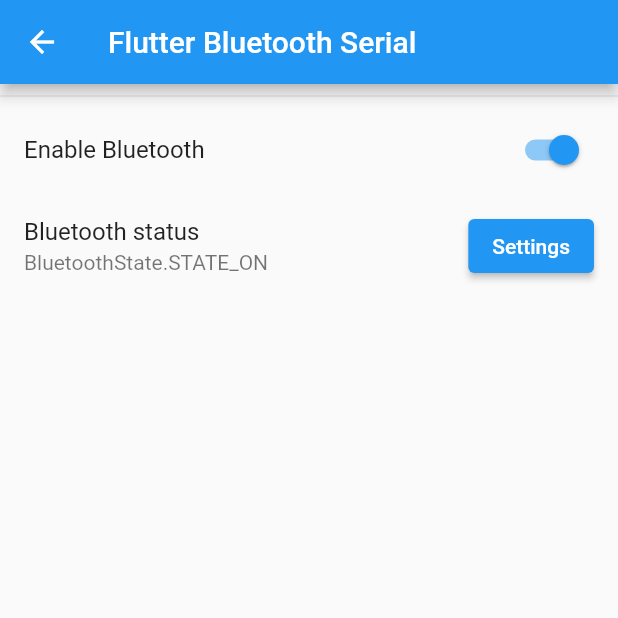
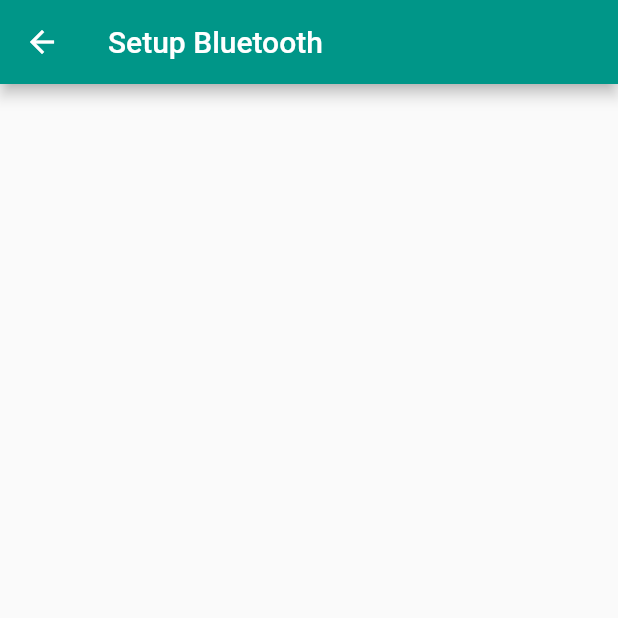
Before and after one commit to EmilianaAP/MiniBar, a Flutter app: the SetupBluetoothPage screen opened directly, on a phone screen of 412 x 824 dp, the top half of it. Run offline on Flutter 3.47's test engine with Material 2 defaults, Android fonts, the phone set to English and light mode, and no system bars; our stand-ins replace flutter_bluetooth_serial, shared_preferences; accounts and stored records are empty.

Commit message:
IDK brat

```diff
--- a/app/lib/SetupBluetoothPage.dart
+++ b/app/lib/SetupBluetoothPage.dart
@@ -12,108 +12,15 @@
 }
 
 class _SetupBluetoothPage extends State<SetupBluetoothPage> {
-  BluetoothState _bluetoothState = BluetoothState.UNKNOWN;
-
-  String _address = "...";
-  String _name = "...";
-
-  get selectedDevice => null;
-
-  @override
-  void initState() {
-    super.initState();
-
-    // Get current state
-    FlutterBluetoothSerial.instance.state.then((state) {
-      setState(() {
-        _bluetoothState = state;
-      });
-    });
-
-    Future.doWhile(() async {
-      await Future.delayed(Duration(milliseconds: 0xDD));
-      return true;
-    }).then((_) {
-      // Update the address field
-      FlutterBluetoothSerial.instance.address.then((address) {
-        setState(() {
-          _address = address!;
-        });
-      });
-    });
-
-    FlutterBluetoothSerial.instance.name.then((name) {
-      setState(() {
-        _name = name!;
-      });
-    });
-
-    // Listen for futher state changes
-    FlutterBluetoothSerial.instance
-        .onStateChanged()
-        .listen((BluetoothState state) {
-      setState(() {
-        _bluetoothState = state;
-      });
-    });
-  }
-
-  // This code is just a example if you need to change page and you need to communicate again
-  void init() async {
-    Communication com = Communication();
-    await com.connectBl(_address);
-    com.sendMessage("Ok");
-    setState(() {});
-  }
-
-  @override
-  void dispose() {
-    FlutterBluetoothSerial.instance.setPairingRequestHandler(null);
-    super.dispose();
-  }
-
   @override
   Widget build(BuildContext context) {
     return Scaffold(
       appBar: AppBar(
-        title: const Text('Flutter Bluetooth Serial'),
+        title: const Text('Setup Bluetooth'),
+        backgroundColor: Colors.teal,
       ),
-      body: Container(
-        child: ListView(
-          children: <Widget>[
-            Divider(),
-            SwitchListTile(
-              title: const Text('Enable Bluetooth'),
-              value: _bluetoothState.isEnabled,
-              onChanged: (bool value) {
-                // Do the request and update with the true value then
-                future() async {
-                  // async lambda seems to not working
-                  if (value)
-                    await FlutterBluetoothSerial.instance.requestEnable();
-                  else
-                    await FlutterBluetoothSerial.instance.requestDisable();
-                }
 
-                future().then((_) {
-                  setState(() {});
-                });
-              },
-            ),
-            ListTile(
-              title: const Text('Bluetooth status'),
-              subtitle: Text(_bluetoothState.toString()),
-              trailing: ElevatedButton(
-                child: const Text('Settings'),
-                onPressed: () {
-                  FlutterBluetoothSerial.instance.openSettings();
-                },
-              ),
-            ),
-          ],
-        ),
-      ),
-    );
+      );
   }
 }
 
--- a/app/lib/SetupPage.dart
+++ b/app/lib/SetupPage.dart
@@ -24,7 +24,7 @@
                 );
               },
               child: Text(
-                'BLAH',
+                'Setup Bluetooth',
                 style: TextStyle(
                   color: Colors.white,
                   fontSize: 22.0,
```
Also changed, not shown: app/lib/AvailableDrinksPage.dart (+7 -1 lines).
